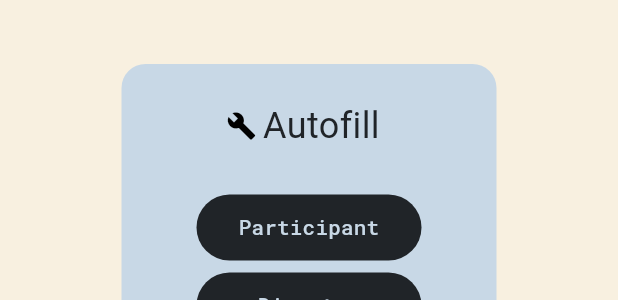
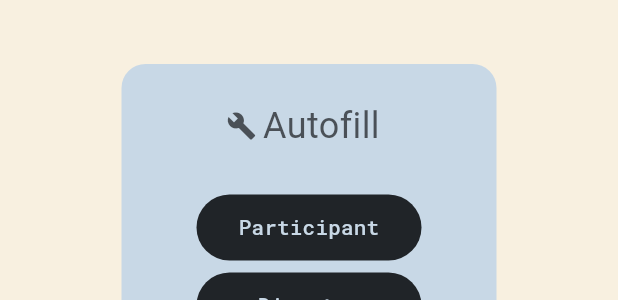
Before and after one commit to theheartcenter-inc/thc, a Flutter app: the AutofillMenu widget shown alone on an empty page, opened directly, on a phone screen of 412 x 824 dp. Shown: the part 356-656 px from the top of the screen. Run offline on Flutter 3.47's test engine with Material 3 defaults, Android fonts, the phone set to English and light mode, and no system bars; our stand-ins replace cloud_firestore, email_validator, firebase_auth, firebase_core, flutter_svg, shared_preferences; accounts and stored records are empty; Roboto replaces fonts that are missing (pretendard).

Commit message:
I think everything's working!

```diff
--- a/lib/home/profile/profile.dart
+++ b/lib/home/profile/profile.dart
@@ -60,8 +60,11 @@ enum ProfileOption with StatelessEnum {
   @override
   Widget build(BuildContext context) {
     const padding = EdgeInsets.only(left: 16);
+    final inkColor = context.colorScheme.outlineVariant;
 
     return ListTile(
+      splashColor: inkColor,
+      hoverColor: inkColor,
       contentPadding: padding,
       leading: Icon(icon),
       title: Padding(padding: padding, child: Text(label ?? name)),
--- a/lib/home/stream/active_stream.dart
+++ b/lib/home/stream/active_stream.dart
@@ -194,6 +194,7 @@ class _EndButton extends FilledButton {
   static const _style = ButtonStyle(
     backgroundColor: MaterialStatePropertyAll(Colors.red),
     foregroundColor: MaterialStatePropertyAll(Colors.white),
+    overlayColor: MaterialStatePropertyAll(Colors.white10),
     padding: MaterialStatePropertyAll(EdgeInsets.symmetric(horizontal: 25, vertical: 20)),
     shape: MaterialStatePropertyAll(StadiumBorder()),
   );
--- a/lib/start/src/login_fields.dart
+++ b/lib/start/src/login_fields.dart
@@ -248,6 +248,7 @@ class _TextFieldButton extends StatelessWidget {
     if (username == null) return const SizedBox.shrink();
 
     final bool submitButton = type == _TextFieldButtonType.submit;
+    final bool autofill = type == _TextFieldButtonType.autofill;
 
     final (bool checkButton, bool focused) = switch (focusedField) {
       LoginField.top when labels.just1field => (true, true),
@@ -261,7 +262,7 @@ class _TextFieldButton extends StatelessWidget {
       _TextFieldButtonType.submit =>
         LoginProgressTracker.maybeSubmit(labels, fieldValues, errorMessage != null),
       _TextFieldButtonType.showPassword => LoginProgressTracker.toggleShowPassword,
-      _TextFieldButtonType.autofill => null, // unused
+      _TextFieldButtonType.autofill => () {}, // unused
     };
 
     final IconData icon;
@@ -299,9 +300,10 @@ class _TextFieldButton extends StatelessWidget {
       (Brightness.light, true || false) when onPressed != null => Colors.white,
       (Brightness.light, true) => Colors.white,
       (Brightness.light, false) => const Color(0xffd6e2ec),
-      (Brightness.dark, _) when !submitButton && showPassword => const Color(0xff2d3136),
-      (Brightness.dark, true) when !checkButton => StartColors.lightContainer16,
-      (Brightness.dark, true) => Colors.black,
+      (Brightness.dark, _) when autofill || !submitButton && showPassword =>
+        const Color(0xff2d3136),
+      (Brightness.dark, true) when checkButton => Colors.black,
+      (Brightness.dark, true) => StartColors.lightContainer16,
       (Brightness.dark, false) => const Color(0xff0c0d0f),
     };
 
@@ -390,7 +392,7 @@ class GoBack extends StatelessWidget {
 }
 
 class AutofillMenu extends StatelessWidget {
-  const AutofillMenu() : super(key: Nav.smoothFlight);
+  const AutofillMenu() : super(key: Nav.lerpy);
 
   static const width = 300.0;
 
@@ -400,12 +402,15 @@ class AutofillMenu extends StatelessWidget {
       child: SizedBox(
         width: width,
         child: StartTheme(
-          child: Builder(builder: (context) {
-            final title = _AutofillIcon(
-              child: Padding(
-                padding: const EdgeInsets.all(25),
-                child: Column(
-                  children: [
+          child: Builder(builder: _builder),
+        ),
+      ),
+    );
+  }
+
+  Widget _builder(BuildContext context) {
+    final bool isLight = context.theme.brightness == Brightness.light;
+    final buttons = [
       for (final userType in UserType.values)
         FilledButton(
           onPressed: () {
@@ -428,12 +433,19 @@ class AutofillMenu extends StatelessWidget {
             child: Text(
               '$userType',
               textAlign: TextAlign.center,
-                            style: const StyleText.mono(weight: 500),
+              style: StyleText.mono(
+                weight: isLight ? 500 : 700,
+                color: isLight ? null : Colors.black,
               ),
             ),
           ),
-                  ],
         ),
+    ];
+
+    final title = _AutofillIcon(
+      child: Padding(
+        padding: const EdgeInsets.all(25),
+        child: Column(children: buttons),
       ),
     );
     return Padding(
@@ -441,15 +453,9 @@ class AutofillMenu extends StatelessWidget {
       child: Stack(
         alignment: Alignment.center,
         children: [
-                  const Positioned.fill(
-                    child: _AutofillBackground(),
-                  ),
+          const Positioned.fill(child: _AutofillBackground()),
           title,
         ],
-              ),
-            );
-          }),
-        ),
       ),
     );
   }
@@ -459,14 +465,16 @@ abstract class _SmoothColor extends LerpyHero<Color> {
   const _SmoothColor({required super.tag, super.child});
 
   @override
-  Color lerp(Color a, Color b, double t) => Color.lerp(a, b, t)!;
+  Color lerp(Color a, Color b, double t, HeroFlightDirection direction) => Color.lerp(a, b, t)!;
 }
 
 class _AutofillBackground extends _SmoothColor {
   const _AutofillBackground() : super(tag: 'autofill background');
 
   @override
-  Color fromContext(BuildContext context) => context.colorScheme.surface;
+  Color fromContext(BuildContext context) {
+    return context.lightDark(StartColors.lightContainer, Colors.black);
+  }
 
   @override
   Widget builder(BuildContext context, Color value, Widget? child) {
@@ -483,7 +491,7 @@ class _AutofillIcon extends _SmoothColor {
   const _AutofillIcon({super.child}) : super(tag: 'autofill icon');
 
   @override
-  Color fromContext(BuildContext context) => context.colorScheme.onSurface;
+  Color fromContext(BuildContext context) => context.colorScheme.outline;
 
   @override
   Widget builder(BuildContext context, Color value, Widget? child) {
@@ -505,11 +513,15 @@ class _AutofillIcon extends _SmoothColor {
                   children: [
                     icon,
                     const Spacer(),
-                    const Expanded(
+                    Expanded(
                       flex: 20,
                       child: Text(
                         'Autofill',
-                        style: StyleText(size: 24, weight: 550, color: StartColors.bg),
+                        style: StyleText(
+                          size: 24,
+                          weight: 550,
+                          color: context.colorScheme.outline,
+                        ),
                       ),
                     ),
                   ],
--- a/lib/utils/app_config.dart
+++ b/lib/utils/app_config.dart
@@ -27,7 +27,7 @@ class ErrorIfStrict extends Error {
 }
 
 /// Set this to `true` to print to the console each time we connect with Firebase.
-const backendPrints = true;
+const backendPrints = false;
 
 void backendPrint(dynamic message) {
   if (backendPrints) if (kDebugMode) print(message);
```
Also changed, not shown: lib/firebase/firebase_auth.dart (+27 -2 lines), lib/home/stream/create_livestream.dart (+16 -2 lines), lib/start/src/login_progress.dart (+6 -2 lines), lib/utils/navigator.dart (+11 -11 lines), lib/utils/widgets/lerpy_hero.dart (+5 -2 lines). Lines whose indentation alone changed are shown as unchanged.
